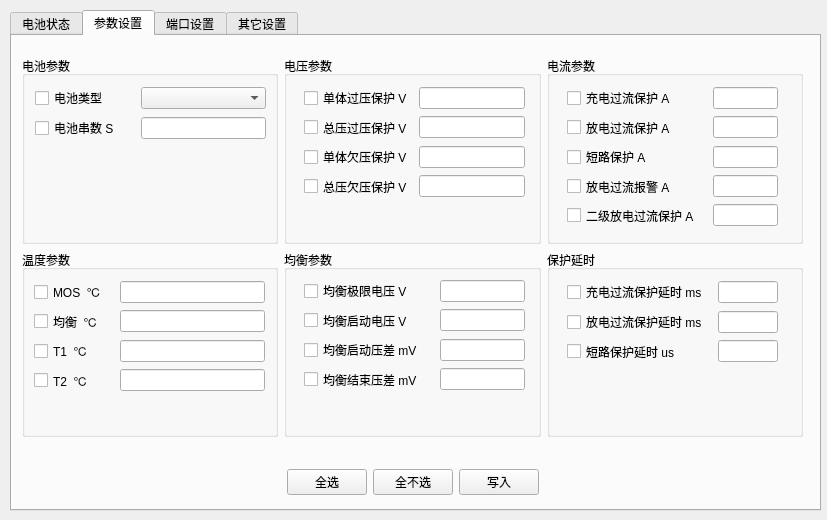
This is main/mainwindow.ui in kinglon/bms as Qt 5 draws it before an edit. The edited form follows.
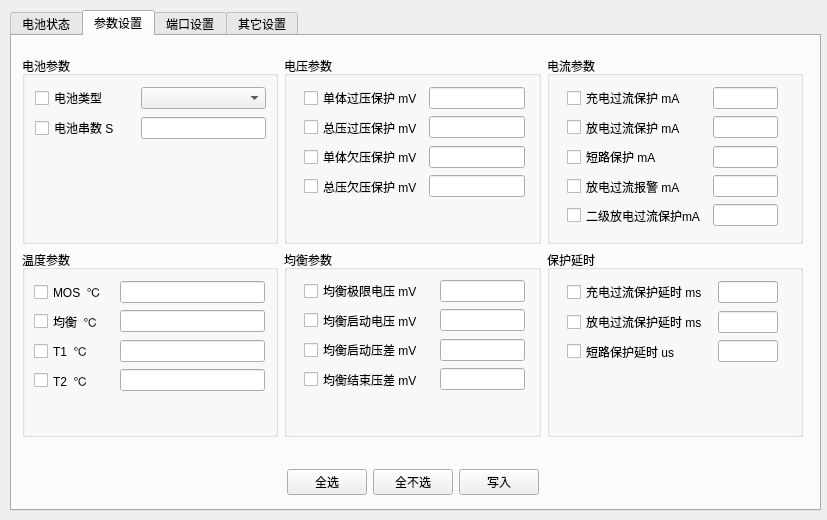
This is the edited form. The open tabs and pages were chosen to show the change. Icons and pictures are not drawn.

Commit message: 优化协议

```diff
--- a/main/mainwindow.ui
+++ b/main/mainwindow.ui
@@ -1905,7 +1905,7 @@
                <item>
                 <widget class="QCheckBox" name="dantiGuoyaCheckBox">
                  <property name="text">
-                  <string>单体过压保护 V</string>
+                  <string>单体过压保护 mV</string>
                  </property>
                 </widget>
                </item>
@@ -1919,7 +1919,7 @@
                <item>
                 <widget class="QCheckBox" name="zongGuoyaCheckBox">
                  <property name="text">
-                  <string>总压过压保护 V</string>
+                  <string>总压过压保护 mV</string>
                  </property>
                 </widget>
                </item>
@@ -1933,7 +1933,7 @@
                <item>
                 <widget class="QCheckBox" name="dantiQianyaCheckBox">
                  <property name="text">
-                  <string>单体欠压保护 V</string>
+                  <string>单体欠压保护 mV</string>
                  </property>
                 </widget>
                </item>
@@ -1947,7 +1947,7 @@
                <item>
                 <widget class="QCheckBox" name="zongQianyaCheckBox">
                  <property name="text">
-                  <string>总压欠压保护 V</string>
+                  <string>总压欠压保护 mV</string>
                  </property>
                 </widget>
                </item>
@@ -1992,7 +1992,7 @@
                   </size>
                  </property>
                  <property name="text">
-                  <string>充电过流保护 A</string>
+                  <string>充电过流保护 mA</string>
                  </property>
                 </widget>
                </item>
@@ -2018,7 +2018,7 @@
                   </size>
                  </property>
                  <property name="text">
-                  <string>放电过流保护 A</string>
+                  <string>放电过流保护 mA</string>
                  </property>
                 </widget>
                </item>
@@ -2044,7 +2044,7 @@
                   </size>
                  </property>
                  <property name="text">
-                  <string>短路保护 A</string>
+                  <string>短路保护 mA</string>
                  </property>
                 </widget>
                </item>
@@ -2070,7 +2070,7 @@
                   </size>
                  </property>
                  <property name="text">
-                  <string>放电过流报警 A</string>
+                  <string>放电过流报警 mA</string>
                  </property>
                 </widget>
                </item>
@@ -2096,7 +2096,7 @@
                   </size>
                  </property>
                  <property name="text">
-                  <string>二级放电过流保护 A</string>
+                  <string>二级放电过流保护mA</string>
                  </property>
                 </widget>
                </item>
@@ -2268,7 +2268,7 @@
                   </size>
                  </property>
                  <property name="text">
-                  <string>均衡极限电压 V</string>
+                  <string>均衡极限电压 mV</string>
                  </property>
                 </widget>
                </item>
@@ -2294,7 +2294,7 @@
                   </size>
                  </property>
                  <property name="text">
-                  <string>均衡启动电压 V</string>
+                  <string>均衡启动电压 mV</string>
                  </property>
                 </widget>
                </item>
```
Left out of the diff: 4 changed lines with no effect on the pictures. The commit also changes 2 other files.
